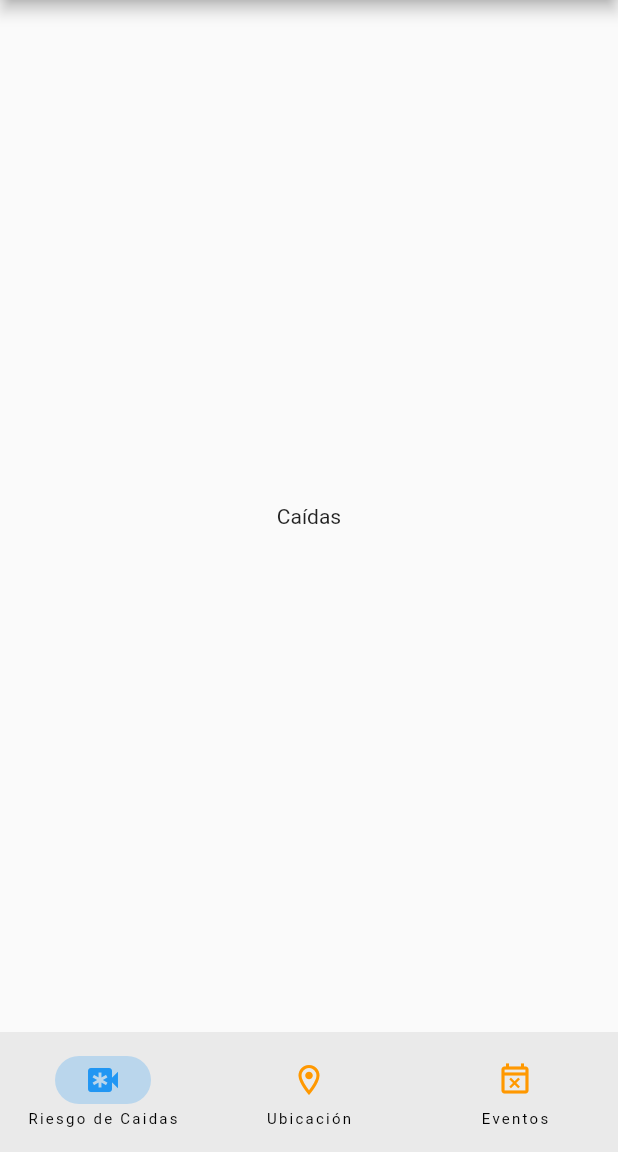
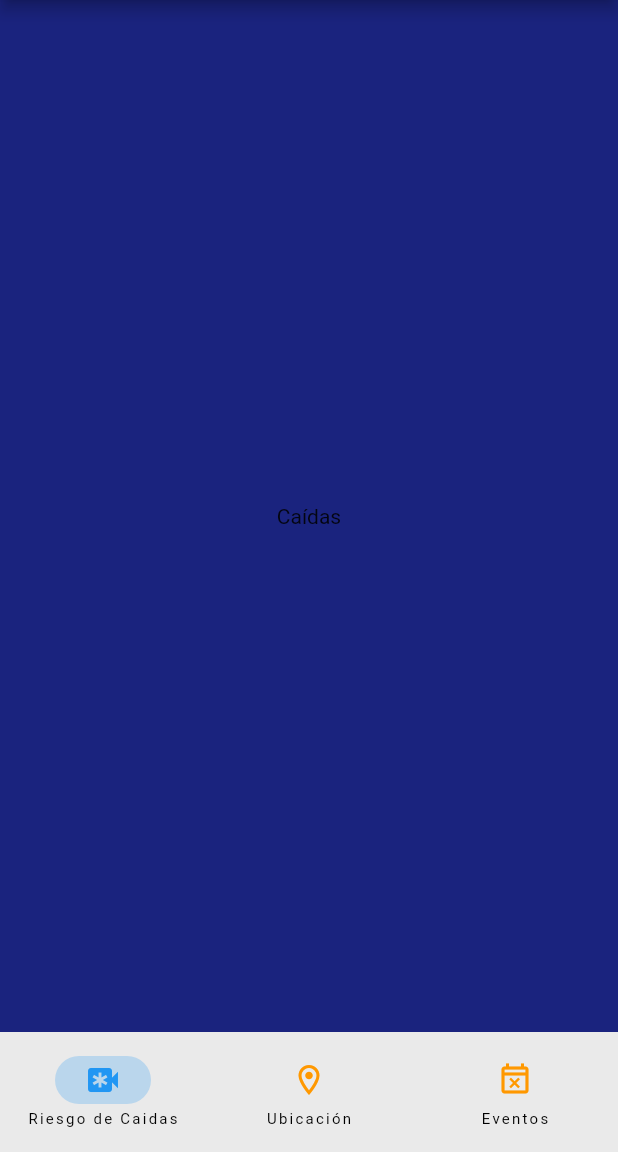
Before and after one commit to jalejandrosandoval/FALLDETECTIONAPP, a Flutter app: the screen it shows after launch, on a phone screen of 412 x 824 dp, the part 84-1236 px from its top. Run offline on Flutter 3.47's test engine with Material 2 defaults, Android fonts, the phone set to English and light mode, and no system bars.

Commit message:
Background Color.

```diff
--- a/lib/Pages/fallspage.dart
+++ b/lib/Pages/fallspage.dart
@@ -19,6 +19,7 @@ class FallsPageState extends State<FallsPageMain>{
   @override
   Widget build(BuildContext context) {
     return Scaffold(
+      backgroundColor: Colors.indigo.shade900,
       body: Center(child: Text('Caídas')),
     );
   }
```
